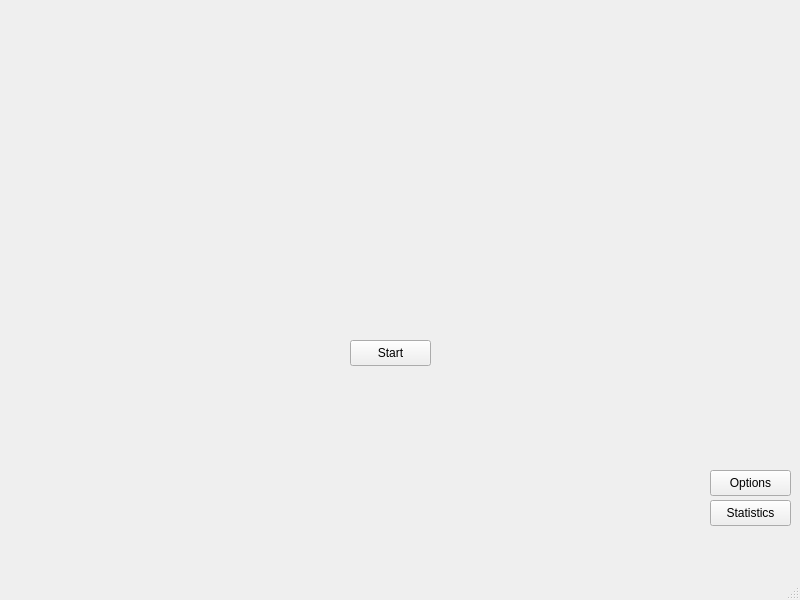
Above: CoffeMachine/GUI/MainWindow.ui from kamilkopyra/POIiO-2026_KamilKopyra_FilipMaterowski_JakubKiraga_projekt before the change. Below: the same form after it.
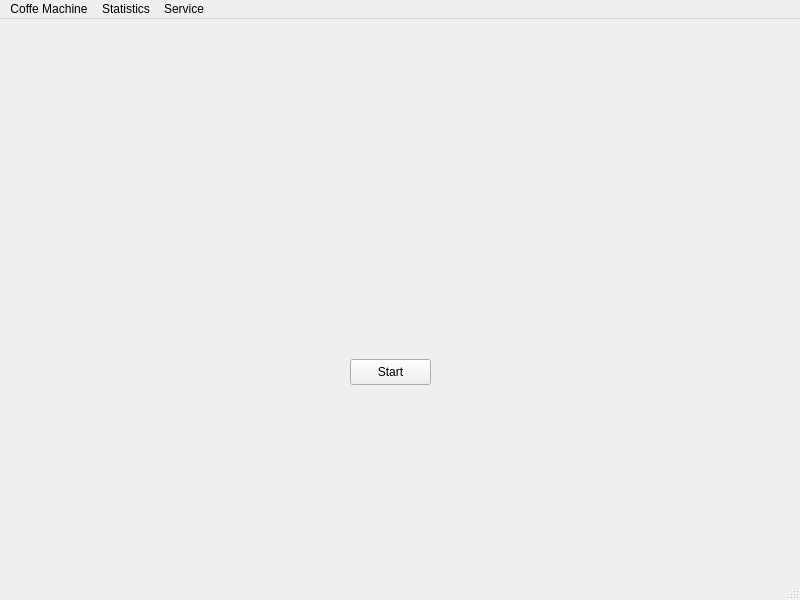
That is the form after the change.

The edit to the form file:
```diff
--- a/CoffeMachine/GUI/MainWindow.ui
+++ b/CoffeMachine/GUI/MainWindow.ui
@@ -27,32 +27,6 @@
      <string>Start</string>
     </property>
    </widget>
-   <widget class="QPushButton" name="pushButton_2">
-    <property name="geometry">
-     <rect>
-      <x>710</x>
-      <y>470</y>
-      <width>81</width>
-      <height>26</height>
-     </rect>
-    </property>
-    <property name="text">
-     <string>Options</string>
-    </property>
-   </widget>
-   <widget class="QPushButton" name="pushButton_3">
-    <property name="geometry">
-     <rect>
-      <x>710</x>
-      <y>500</y>
-      <width>81</width>
-      <height>26</height>
-     </rect>
-    </property>
-    <property name="text">
-     <string>Statistics</string>
-    </property>
-   </widget>
   </widget>
   <widget class="QMenuBar" name="menubar">
    <property name="geometry">
@@ -63,6 +37,31 @@
      <height>33</height>
     </rect>
    </property>
+   <widget class="QMenu" name="menuCoffe_Machine">
+    <property name="title">
+     <string>Coffe Machine</string>
+    </property>
+    <addaction name="actionEdit_the_drinks_menu"/>
+    <addaction name="separator"/>
+    <addaction name="actionShutdown"/>
+   </widget>
+   <widget class="QMenu" name="menuStatistics">
+    <property name="title">
+     <string>Statistics</string>
+    </property>
+    <addaction name="actionIgredients_status"/>
+   </widget>
+   <widget class="QMenu" name="menuService">
+    <property name="title">
+     <string>Service</string>
+    </property>
+    <addaction name="actionAdd_Ingredients"/>
+    <addaction name="actionCleam"/>
+    <addaction name="actionCall_for_technician"/>
+   </widget>
+   <addaction name="menuCoffe_Machine"/>
+   <addaction name="menuStatistics"/>
+   <addaction name="menuService"/>
   </widget>
   <widget class="QStatusBar" name="statusbar"/>
  </widget>
```
Left out of the diff: 30 changed lines with no effect on the pictures.
